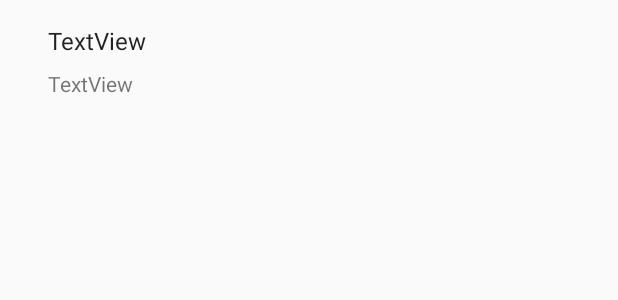
After one commit to Ashaxn/Online_freelancing_app, an Android app: the layout buyer_request_card.xml on its own in the app's theme, with its tools: preview values and no code run, on a phone screen of 412 x 824 dp. The commit adds this screen. Shown: the top 300 px of the screen. Run offline under Robolectric (Android 15) with nearby library versions, the phone set to English and light mode, and no system bars; Roboto replaces fonts that are not available here.

Commit message:
IT19063560 | Newly added pages have been modified

```diff
--- a/app/src/main/AndroidManifest.xml
+++ b/app/src/main/AndroidManifest.xml
@@ -22,6 +22,8 @@
         <activity android:name=".Common.BuyerRequestSendOffer" />
         <activity android:name=".Common.RequestPostUserView" />
         <activity android:name=".Common.PostRequestPageTwo" />
+        <activity android:name=".Common.BuyerRequestHome" />
+        <activity android:name=".Common.BuyerRequestUser" />
         <activity android:name=".Common.PostRequest" />
         <activity android:name=".PostARequest.post_request" />
         <activity android:name=".Common.LoginSignup.SignUpPageTwo" />
--- a/app/src/main/res/layout/activity_post_request_update_page.xml
+++ b/app/src/main/res/layout/activity_post_request_update_page.xml
@@ -59,7 +59,6 @@
                 style="@style/Widget.MaterialComponents.TextInputLayout.OutlinedBox"
                 android:layout_width="match_parent"
                 android:layout_height="wrap_content"
-                android:hint="I Need a Professional Logo Designer"
                 app:boxStrokeColor="@color/colorAccent"
                 app:boxStrokeWidthFocused="2dp"
                 app:endIconTint="@color/colorAccent"
@@ -90,7 +89,6 @@
                 android:layout_width="match_parent"
                 android:layout_height="wrap_content"
                 style="@style/Widget.MaterialComponents.TextInputLayout.OutlinedBox"
-                android:hint="077-2525435"
                 android:layout_marginTop="2dp"
                 app:hintTextColor="@color/colorAccent"
                 app:boxStrokeColor="@color/colorAccent"
@@ -169,7 +167,6 @@
                 style="@style/Widget.MaterialComponents.TextInputLayout.OutlinedBox"
                 android:layout_width="match_parent"
                 android:layout_height="wrap_content"
-                android:hint="@string/post_req_desc"
                 app:boxStrokeColor="@color/colorAccent"
                 android:layout_marginTop="20dp"
                 app:boxStrokeWidthFocused="2dp"
@@ -204,7 +201,6 @@
                 android:layout_width="match_parent"
                 android:layout_height="wrap_content"
                 style="@style/Widget.MaterialComponents.TextInputLayout.OutlinedBox"
-                android:hint="Rs.2000"
                 android:layout_marginTop="2dp"
                 app:hintTextColor="@color/colorAccent"
                 app:boxStrokeColor="@color/colorAccent"
--- /dev/null
+++ b/app/src/main/res/layout/buyer_request_card.xml
@@ -0,0 +1,49 @@
+<?xml version="1.0" encoding="utf-8"?>
+<androidx.constraintlayout.widget.ConstraintLayout xmlns:android="http://schemas.android.com/apk/res/android"
+    android:layout_width="match_parent"
+    android:layout_height="wrap_content"
+    xmlns:app="http://schemas.android.com/apk/res-auto"
+    xmlns:tools="http://schemas.android.com/tools"
+    android:paddingStart="8dp"
+    android:paddingLeft="8dp"
+    android:paddingTop="8dp"
+    android:paddingEnd="8dp"
+    android:paddingRight="8dp">
+
+    <TextView
+        android:id="@+id/requesttitle"
+        android:layout_width="wrap_content"
+        android:layout_height="wrap_content"
+        android:layout_marginStart="24dp"
+        android:layout_marginTop="8dp"
+        android:text="TextView"
+        android:textAppearance="@style/TextAppearance.AppCompat.Large"
+        android:textSize="16sp"
+        app:layout_constraintStart_toStartOf="parent"
+        app:layout_constraintTop_toTopOf="parent" />
+
+    <TextView
+        android:id="@+id/requestbudget"
+        android:layout_width="wrap_content"
+        android:layout_height="wrap_content"
+        android:layout_marginStart="24dp"
+        android:layout_marginTop="8dp"
+        android:layout_marginBottom="16dp"
+        android:text="TextView"
+        app:layout_constraintBottom_toBottomOf="parent"
+        app:layout_constraintStart_toStartOf="parent"
+        app:layout_constraintTop_toBottomOf="@+id/requesttitle" />
+
+    <ImageView
+        android:id="@+id/requestonGoing"
+        android:layout_width="30dp"
+        android:layout_height="30dp"
+        android:layout_marginEnd="24dp"
+        android:visibility="invisible"
+        app:layout_constraintBottom_toBottomOf="parent"
+        app:layout_constraintEnd_toEndOf="parent"
+        app:layout_constraintTop_toTopOf="parent"
+        app:srcCompat="@android:drawable/checkbox_on_background"
+        tools:ignore="MissingConstraints" />
+
+</androidx.constraintlayout.widget.ConstraintLayout>
```
Also changed, not shown: app/src/main/java/com/example/onlinefreelaceapp/Common/BuyerRequestAdapter.java (added, +48 -0 lines), app/src/main/java/com/example/onlinefreelaceapp/Common/BuyerRequestHome.java (added, +42 -0 lines), app/src/main/java/com/example/onlinefreelaceapp/DataBase/DBHelper.java (+32 -0 lines), app/src/main/java/com/example/onlinefreelaceapp/UserDashboard.java (+12 -13 lines), app/src/main/res/layout/activity_buyer_request_home.xml (added, +32 -0 lines).
